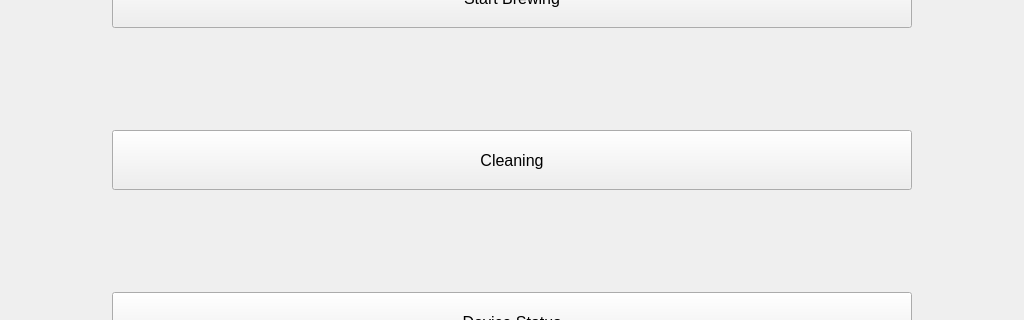
drmwve/Capstone-Project, file autobrewer/GUI/UI Files/MainMenu.ui: the form before one commit; both pictures show x 0 to 1024 and y 139 to 459 of the 1024 by 600 pixel window.
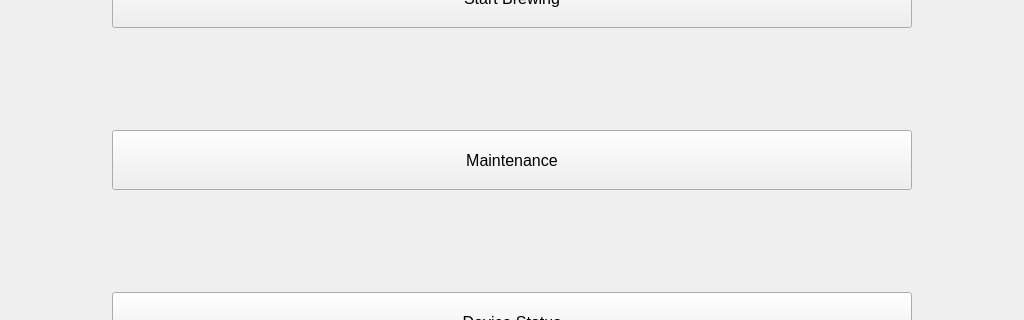
The form after the commit.

```diff
--- a/autobrewer/GUI/UI Files/MainMenu.ui
+++ b/autobrewer/GUI/UI Files/MainMenu.ui
@@ -48,7 +48,7 @@
       </font>
      </property>
      <property name="text">
-      <string>Cleaning</string>
+      <string>Maintenance</string>
      </property>
     </widget>
    </item>
```
